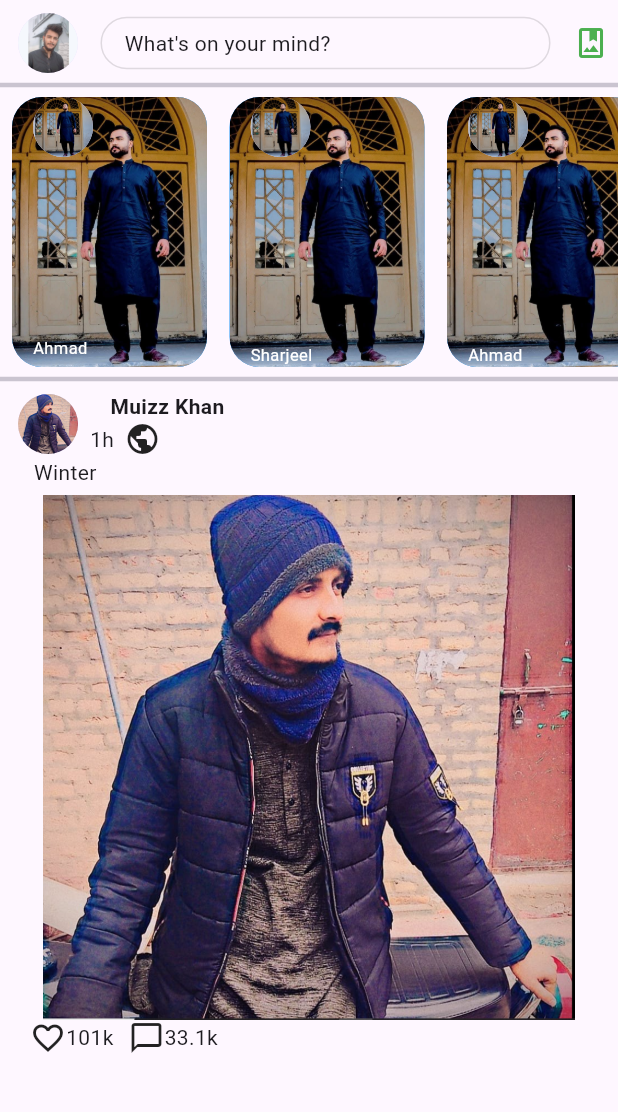
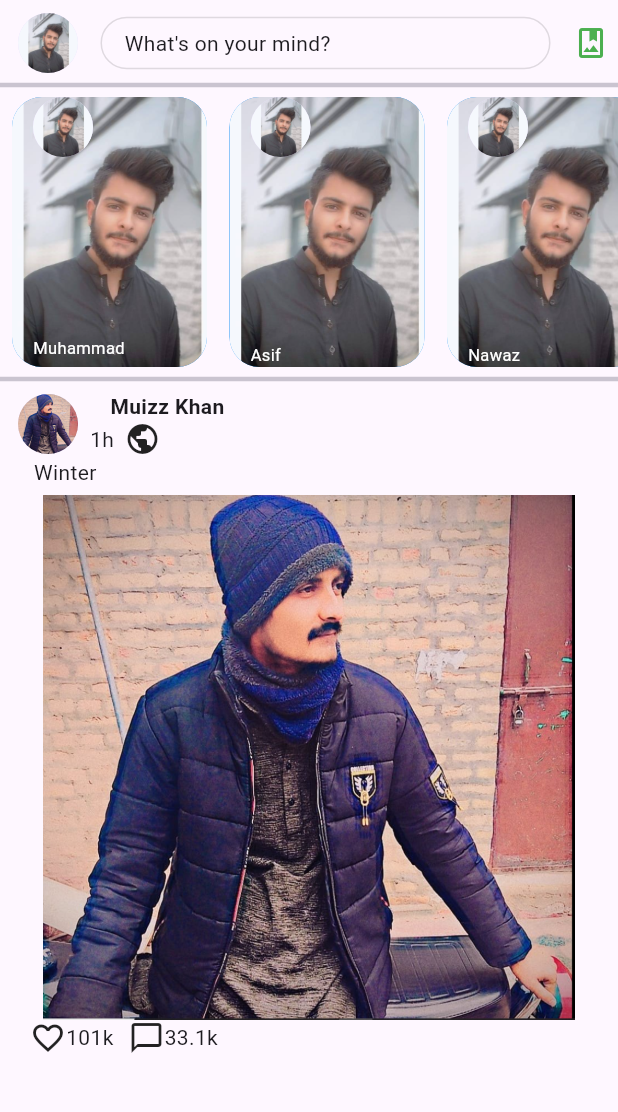
Before and after one commit to asifnawaz077/flutter_facebook, a Flutter app: the screen it shows after launch, on a phone screen of 412 x 824 dp, the part 71-1183 px from its top. Run offline on Flutter 3.47's test engine with Material 3 defaults, Android fonts, the phone set to English and light mode, and no system bars.

Commit message:
change image

```diff
--- a/lib/facebook.dart
+++ b/lib/facebook.dart
@@ -78,7 +78,7 @@ class Facebook extends StatelessWidget {
                         width: 130,
                         decoration: BoxDecoration(
                           image: DecorationImage(
-                              image: AssetImage('images/Sharjeel.jpeg'),
+                              image: AssetImage('images/Asif.png'),
                               fit: BoxFit.cover),
                           color: Colors.blue,
                           borderRadius: BorderRadius.circular(20),
@@ -90,10 +90,10 @@ class Facebook extends StatelessWidget {
                             crossAxisAlignment: CrossAxisAlignment.start,
                             children: [
                               CircleAvatar(
-                                backgroundImage: AssetImage('images/Sharjeel.jpeg'),
+                                backgroundImage: AssetImage('images/Asif.png'),
                               ),
                               Text(
-                                'Ahmad',
+                                'Muhammad',
                                 style: TextStyle(
                                     color: Colors.white, fontSize: 11),
                               ),
@@ -109,7 +109,7 @@ class Facebook extends StatelessWidget {
                       width: 130,
                       decoration: BoxDecoration(
                         image: DecorationImage(
-                            image: AssetImage('images/Sharjeel.jpeg'),
+                            image: AssetImage('images/Asif.png'),
                             fit: BoxFit.cover),
                         color: Colors.blue,
                         borderRadius: BorderRadius.circular(20),
@@ -121,10 +121,10 @@ class Facebook extends StatelessWidget {
                           crossAxisAlignment: CrossAxisAlignment.start,
                           children: [
                             CircleAvatar(
-                              backgroundImage: AssetImage('images/Sharjeel.jpeg'),
+                              backgroundImage: AssetImage('images/Asif.png'),
                             ),
                             Text(
-                              'Sharjeel',
+                              'Asif',
                               style:
                                   TextStyle(color: Colors.white, fontSize: 11),
                             ),
@@ -139,7 +139,7 @@ class Facebook extends StatelessWidget {
                       width: 130,
                       decoration: BoxDecoration(
                         image: DecorationImage(
-                            image: AssetImage('images/Sharjeel.jpeg'),
+                            image: AssetImage('images/Asif.png'),
                             fit: BoxFit.cover),
                         color: Colors.blue,
                         borderRadius: BorderRadius.circular(20),
@@ -151,10 +151,10 @@ class Facebook extends StatelessWidget {
                           crossAxisAlignment: CrossAxisAlignment.start,
                           children: [
                             CircleAvatar(
-                              backgroundImage: AssetImage('images/Sharjeel.jpeg'),
+                              backgroundImage: AssetImage('images/Asif.png'),
                             ),
                             Text(
-                              'Ahmad',
+                              'Nawaz',
                               style:
                                   TextStyle(color: Colors.white, fontSize: 11),
                             ),
@@ -169,7 +169,7 @@ class Facebook extends StatelessWidget {
                       width: 130,
                       decoration: BoxDecoration(
                         image: DecorationImage(
-                            image: AssetImage('images/Sharjeel.jpeg'),
+                            image: AssetImage('images/Asif.png'),
                             fit: BoxFit.cover),
                         color: Colors.blue,
                         borderRadius: BorderRadius.circular(20),
@@ -181,10 +181,10 @@ class Facebook extends StatelessWidget {
                           crossAxisAlignment: CrossAxisAlignment.start,
                           children: [
                             CircleAvatar(
-                              backgroundImage: AssetImage('images/Sharjeel.jpeg'),
+                              backgroundImage: AssetImage('images/Asif.png'),
                             ),
                             Text(
-                              'Sharjeel',
+                              'Muhammad',
                               style:
                                   TextStyle(color: Colors.white, fontSize: 11),
                             ),
```
